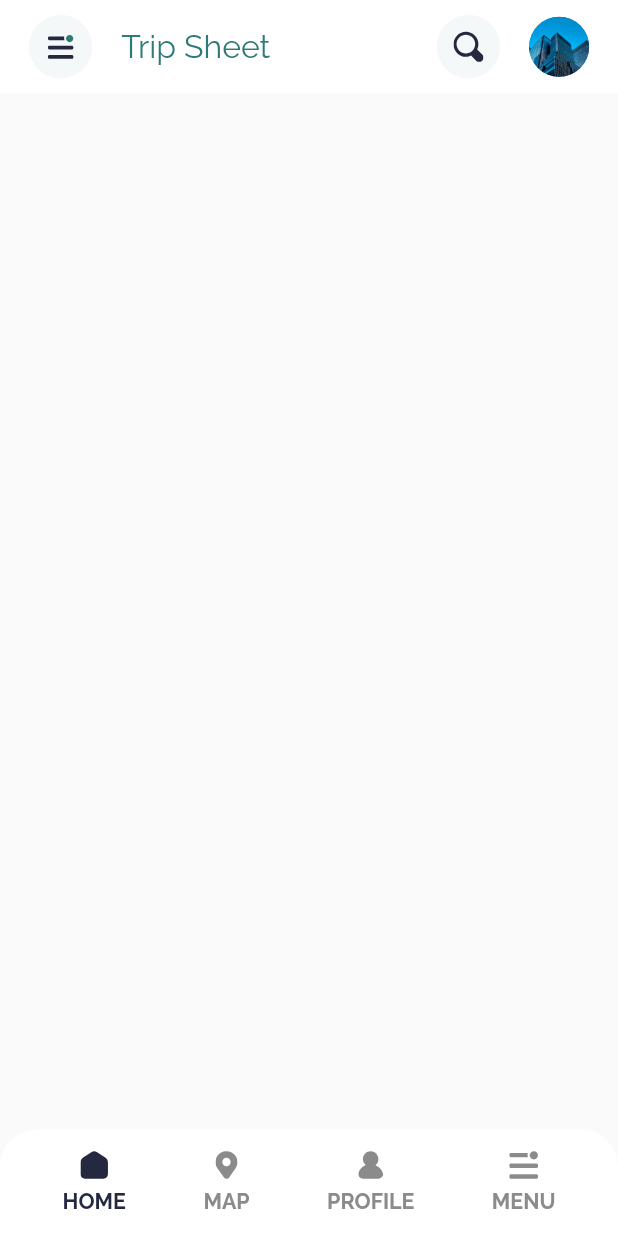
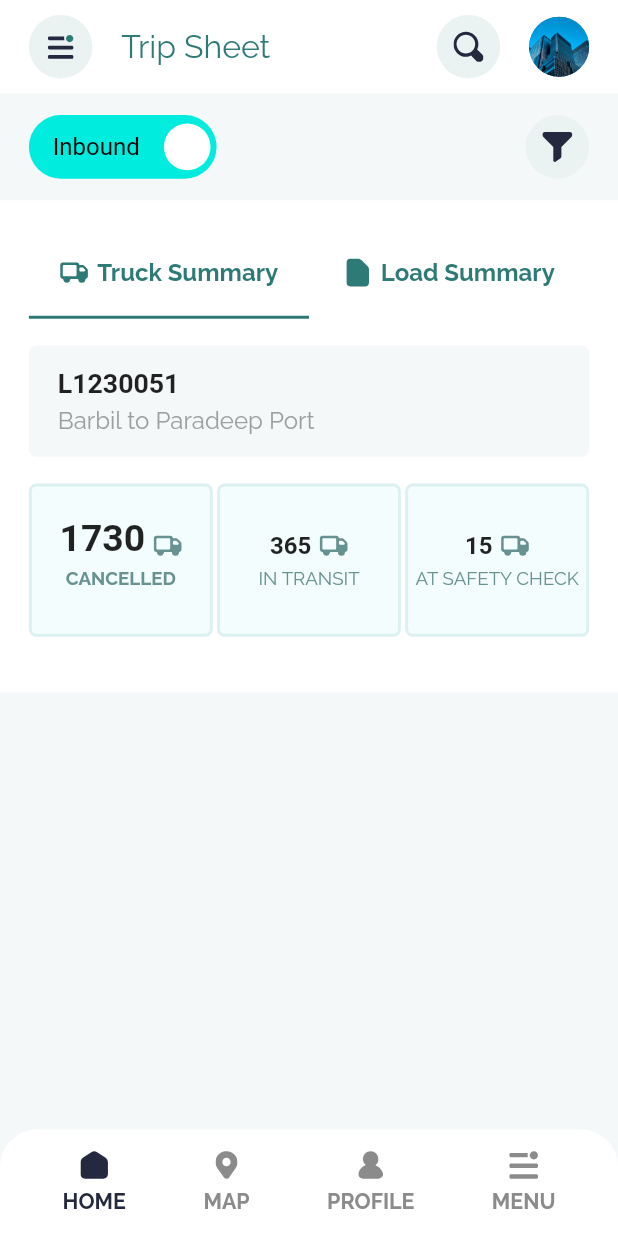
Before and after one commit to TATOS-Technologies/freelance-UI, a Flutter app: the screen it shows after launch, on a phone screen of 412 x 824 dp. Run offline on Flutter 3.47's test engine with Material 2 defaults, Android fonts, the phone set to English and light mode, and no system bars; drawn by our look-alikes of flutter_switch; our stand-ins replace bloc, equatable, flutter_bloc, flutter_screenutil, flutter_svg, go_router and 1 more.

Commit message:
added home gridview

```diff
--- a/lib/config/themes/colors.dart
+++ b/lib/config/themes/colors.dart
@@ -1,8 +1,14 @@
 import 'package:flutter/material.dart';
 
-class AppColor{
+class AppColor {
   static Color primary = const Color(0xff25293F);
   static Color grey = const Color(0xff8B8B8B);
-  static Color softGrey = const Color(0xffF4F8F8);
+  static Color softGrey = const Color(0xffeaf2f2);
   static Color titleBlue = const Color(0xff2D7A76);
+  static Color iconBlue = const Color(0xff689292);
+  static Color homeBGColor = const Color(0xfff4f8f8);
+  static Color homeTileBGColor = const Color(0xfff4fdfd);
+  static Color homeTileBorderColor = const Color(0xffdbf0f0);
+
+  static Color skyblue = const Color(0xff00ECDE);
 }
--- a/lib/constants/asset_path.dart
+++ b/lib/constants/asset_path.dart
@@ -8,6 +8,9 @@ class AssetsPath {
   static const String profileIconSvg = "assets/svg/profile_icon.svg";
   static const String drawerIcon = "assets/svg/drawer_icon.svg";
   static const String searchIcon = "assets/svg/search_icon.svg";
+  static const String filterIconSvg = "assets/svg/filter_icon.svg";
+  static const String truckIconSvg = "assets/svg/truck_icon.svg";
+  static const String docIconSvg = "assets/svg/doc_icon.svg";
 
   //png
   static const String userAvatar = "assets/images/user_avatar.png";
--- a/lib/modules/dashboard/screens/home_screem/home_screen.dart
+++ b/lib/modules/dashboard/screens/home_screem/home_screen.dart
@@ -1,55 +1,71 @@
 import 'package:flutter/material.dart';
 import 'package:flutter_screenutil/flutter_screenutil.dart';
+import 'package:flutter_svg/flutter_svg.dart';
 import 'package:freelance/config/themes/colors.dart';
 import 'package:freelance/constants/asset_path.dart';
-import 'package:freelance/widgets/common_icon_button.dart';
+import 'package:freelance/modules/dashboard/screens/home_screem/widgets/home_appbar.dart';
+import 'package:freelance/modules/dashboard/screens/home_screem/widgets/tab_bar_tile_widget.dart';
+import 'package:freelance/modules/dashboard/screens/home_screem/widgets/tab_bar_widget.dart';
+import 'package:freelance/widgets/common_truck_tile.dart';
 import 'package:google_fonts/google_fonts.dart';
 
-class HomeScreen extends StatelessWidget {
+import 'widgets/home_filter_tile.dart';
+import 'widgets/home_grid_one.dart';
+import 'widgets/port_tile_widget.dart';
+
+class HomeScreen extends StatefulWidget {
   const HomeScreen({super.key});
+
+  @override
+  State<HomeScreen> createState() => _HomeScreenState();
+}
+
+class _HomeScreenState extends State<HomeScreen> with TickerProviderStateMixin {
+  late final TabController tabController;
+
+  @override
+  void initState() {
+    tabController = TabController(length: 2, vsync: this);
+    super.initState();
+  }
 
   @override
   Widget build(BuildContext context) {
     return Scaffold(
+      backgroundColor: AppColor.homeBGColor,
       appBar: PreferredSize(
         preferredSize: Size.fromHeight(70.h),
-        child: Container(
-          decoration: const BoxDecoration(color: Colors.white),
-          child: Row(
+        child: const HomeAppbar(),
+      ),
+      body: SingleChildScrollView(
+        physics: const BouncingScrollPhysics(),
+        child: Column(
           children: [
+            const HomeFilterTile(),
+            Container(
+              color: Colors.white,
+              padding: EdgeInsets.all(20.w),
+              child: Column(
+
+                children: [
+                  TabBarWidget(tabController: tabController),
                   SizedBox(
-                width: 20.w,
+                    height: 20.h,
                   ),
-              Center(
-                child: CommonIconButton(
-                  onTap: () {},
-                  iconPath: AssetsPath.drawerIcon,
+                  const PortTileWidget(),
+                  SizedBox(
+                    height: 20.h,
                   ),
+                  const HomeGridOne(),
+                  SizedBox(
+                    height: 20.h,
                   ),
-              SizedBox(
-                width: 20.w,
-              ),
-              Text(
-                'Trip Sheet',
-                style: GoogleFonts.raleway(
-                  fontSize: 24.sp,
-                  color: AppColor.titleBlue,
-                ),
-              ),
-              const Spacer(),
-              CommonIconButton(onTap: () {}, iconPath: AssetsPath.searchIcon),
-              SizedBox(
-                width: 20.w,
-              ),
-              const CircleAvatar(
-                backgroundImage: AssetImage(AssetsPath.userAvatar),
 
-              ),
-              SizedBox(
-                width: 20.w,
-              ),
+
                 ],
               ),
+            )
+          ],
         ),
       ),
     );
--- /dev/null
+++ b/lib/modules/dashboard/screens/home_screem/widgets/home_appbar.dart
@@ -0,0 +1,55 @@
+
+import 'package:flutter/material.dart';
+import 'package:flutter_screenutil/flutter_screenutil.dart';
+import 'package:freelance/config/themes/colors.dart';
+import 'package:freelance/constants/asset_path.dart';
+import 'package:freelance/widgets/common_icon_button.dart';
+import 'package:google_fonts/google_fonts.dart';
+
+class HomeAppbar extends StatelessWidget {
+  const HomeAppbar({
+    super.key,
+  });
+
+  @override
+  Widget build(BuildContext context) {
+    return Container(
+      decoration: const BoxDecoration(color: Colors.white),
+      child: Row(
+        children: [
+          SizedBox(
+            width: 20.w,
+          ),
+          Center(
+            child: CommonIconButton(
+              onTap: () {},
+              iconPath: AssetsPath.drawerIcon,
+            ),
+          ),
+          SizedBox(
+            width: 20.w,
+          ),
+          Text(
+            'Trip Sheet',
+            style: GoogleFonts.raleway(
+              fontSize: 24.sp,
+              color: AppColor.titleBlue,
+            ),
+          ),
+          const Spacer(),
+          CommonIconButton(onTap: () {}, iconPath: AssetsPath.searchIcon),
+          SizedBox(
+            width: 20.w,
+          ),
+          const CircleAvatar(
+            backgroundImage: AssetImage(AssetsPath.userAvatar),
+
+          ),
+          SizedBox(
+            width: 20.w,
+          ),
+        ],
+      ),
+    );
+  }
+}
--- /dev/null
+++ b/lib/modules/dashboard/screens/home_screem/widgets/home_filter_tile.dart
@@ -0,0 +1,43 @@
+
+import 'package:flutter/material.dart';
+import 'package:flutter_screenutil/flutter_screenutil.dart';
+import 'package:flutter_switch/flutter_switch.dart';
+import 'package:freelance/config/themes/colors.dart';
+import 'package:freelance/constants/asset_path.dart';
+import 'package:freelance/widgets/common_icon_button.dart';
+
+class HomeFilterTile extends StatelessWidget {
+  const HomeFilterTile({
+    super.key,
+  });
+
+  @override
+  Widget build(BuildContext context) {
+    return Padding(
+      padding: EdgeInsets.symmetric(horizontal: 20.w, vertical: 15.w),
+      child: Row(
+        children: [
+          FlutterSwitch(
+            height: 44.w,
+            width: 130.w,
+            value: true,
+            activeColor: AppColor.skyblue,
+
+            activeText: "  Inbound",
+            inactiveText: "  Inbound",
+            valueFontSize: 18.sp,
+            activeTextColor: Colors.black,
+            activeTextFontWeight: FontWeight.w400,
+            toggleSize: 35.r,
+            borderRadius: 40,
+            showOnOff: true,
+            onToggle: (val) {},
+          ),
+          const Spacer(),
+          CommonIconButton(
+              onTap: () {}, iconPath: AssetsPath.filterIconSvg)
+        ],
+      ),
+    );
+  }
+}
--- /dev/null
+++ b/lib/modules/dashboard/screens/home_screem/widgets/home_grid_one.dart
@@ -0,0 +1,45 @@
+import 'package:flutter/material.dart';
+import 'package:flutter_screenutil/flutter_screenutil.dart';
+import 'package:freelance/widgets/common_truck_tile.dart';
+
+class HomeGridOne extends StatelessWidget {
+  const HomeGridOne({
+    super.key,
+  });
+
+  @override
+  Widget build(BuildContext context) {
+    return GridView(
+      gridDelegate: SliverGridDelegateWithFixedCrossAxisCount(
+          crossAxisCount: 3,
+          childAspectRatio: 1.2,
+          crossAxisSpacing: 3.w,
+          mainAxisSpacing: 3.w),
+      shrinkWrap: true,
+      physics: const NeverScrollableScrollPhysics(),
+      children:  [
+        const CommontTruckTile(
+          title: '1730',
+          subTitle: 'CANCELLED',
+        ),
+        CommontTruckTile(
+          title: '365',
+          titleSize: 18.sp,
+          subTitle: 'IN TRANSIT',
+          titleFontWeight: FontWeight.bold,
+          subTitleFontWeight: FontWeight.normal,
+          subTitleSize: 14.sp,
+        ),
+        CommontTruckTile(
+          title: '15',
+          titleSize: 18.sp,
+          subTitle: 'AT SAFETY CHECK',
+          titleFontWeight: FontWeight.bold,
+          subTitleFontWeight: FontWeight.normal,
+          subTitleSize: 14.sp,
+        ),
+
+      ],
+    );
+  }
+}
--- /dev/null
+++ b/lib/modules/dashboard/screens/home_screem/widgets/port_tile_widget.dart
@@ -0,0 +1,37 @@
+
+import 'package:flutter/material.dart';
+import 'package:flutter_screenutil/flutter_screenutil.dart';
+import 'package:freelance/config/themes/colors.dart';
+import 'package:google_fonts/google_fonts.dart';
+
+class PortTileWidget extends StatelessWidget {
+  const PortTileWidget({
+    super.key,
+  });
+
+  @override
+  Widget build(BuildContext context) {
+    return Container(
+      padding: EdgeInsets.symmetric(horizontal: 20.w,vertical: 15.w),
+      width: double.infinity,
+      decoration: BoxDecoration(
+        borderRadius: BorderRadius.circular(5),
+        color: AppColor.homeBGColor
+      ),
+      child: Column(
+        crossAxisAlignment: CrossAxisAlignment.start,
+        children: [
+          Text('L1230051',style: GoogleFonts.roboto(
+            fontSize: 20.sp,
+            fontWeight: FontWeight.bold,
+          ),),
+          SizedBox(height: 6.h,),
+          Text('Barbil to Paradeep Port',style: GoogleFonts.raleway(
+            fontSize: 18.sp,
+            color: Colors.grey,
+          ),)
+        ],
+      ),
+    );
+  }
+}
--- /dev/null
+++ b/lib/modules/dashboard/screens/home_screem/widgets/tab_bar_tile_widget.dart
@@ -0,0 +1,48 @@
+import 'package:flutter/material.dart';
+import 'package:flutter_screenutil/flutter_screenutil.dart';
+import 'package:flutter_svg/flutter_svg.dart';
+import 'package:google_fonts/google_fonts.dart';
+
+import 'package:freelance/config/themes/colors.dart';
+
+class TabBarTileWidget extends StatelessWidget {
+  final String title;
+  final String iconPath;
+  const TabBarTileWidget({
+    Key? key,
+    required this.title,
+    required this.iconPath,
+  }) : super(key: key);
+
+  @override
+  Widget build(BuildContext context) {
+    return Padding(
+      padding: EdgeInsets.only(bottom: 20.w),
+      child: Row(
+        mainAxisAlignment: MainAxisAlignment.center,
+        crossAxisAlignment: CrossAxisAlignment.center,
+        children: [
+          SvgPicture.asset(
+            iconPath,
+            color: AppColor.titleBlue,
+            fit: BoxFit.contain,
+            height: 20.w,
+            width: 20.w,
+          ),
+          SizedBox(
+            width: 6.w,
+          ),
+          Text(
+            title,
+            overflow: TextOverflow.ellipsis,
+            style: GoogleFonts.raleway(
+              fontSize: 18.sp,
+              fontWeight: FontWeight.bold,
+              color: AppColor.titleBlue,
+            ),
+          )
+        ],
+      ),
+    );
+  }
+}
--- /dev/null
+++ b/lib/modules/dashboard/screens/home_screem/widgets/tab_bar_widget.dart
@@ -0,0 +1,43 @@
+import 'package:flutter/material.dart';
+import 'package:flutter_screenutil/flutter_screenutil.dart';
+import 'package:freelance/config/themes/colors.dart';
+import 'package:freelance/constants/asset_path.dart';
+
+import 'tab_bar_tile_widget.dart';
+
+class TabBarWidget extends StatelessWidget {
+  const TabBarWidget({
+    super.key,
+    required this.tabController,
+  });
+
+  final TabController tabController;
+
+  @override
+  Widget build(BuildContext context) {
+    return Column(
+      children: [
+        TabBar(
+          padding: EdgeInsets.only(
+            top: 20.w,
+          ),
+          indicatorColor: AppColor.titleBlue,
+          controller: tabController,
+          labelColor: AppColor.skyblue,
+          tabs:const [
+            TabBarTileWidget(
+              iconPath: AssetsPath.truckIconSvg,
+              title: 'Truck Summary',
+            ),
+            TabBarTileWidget(
+              iconPath: AssetsPath.docIconSvg,
+              title: 'Load Summary',
+            ),
+
+          ],
+        ),
+
+      ],
+    );
+  }
+}
--- /dev/null
+++ b/lib/widgets/common_truck_tile.dart
@@ -0,0 +1,86 @@
+// ignore_for_file: public_member_api_docs, sort_constructors_first
+import 'package:flutter/material.dart';
+import 'package:flutter_screenutil/flutter_screenutil.dart';
+import 'package:flutter_svg/flutter_svg.dart';
+import 'package:google_fonts/google_fonts.dart';
+
+import 'package:freelance/config/themes/colors.dart';
+import 'package:freelance/constants/asset_path.dart';
+
+class CommontTruckTile extends StatelessWidget {
+  final String title;
+  final String subTitle;
+  final FontWeight? titleFontWeight;
+  final FontWeight? subTitleFontWeight;
+  final double? titleSize;
+  final double? subTitleSize;
+  const CommontTruckTile({
+    Key? key,
+    required this.title,
+    required this.subTitle,
+    this.titleFontWeight,
+    this.subTitleFontWeight,
+    this.titleSize,
+    this.subTitleSize,
+  }) : super(key: key);
+
+  @override
+  Widget build(BuildContext context) {
+    return Container(
+      decoration: BoxDecoration(
+          borderRadius: BorderRadius.circular(5),
+          border: Border.all(color: AppColor.homeTileBorderColor, width: 2.w),
+          color: AppColor.homeTileBGColor),
+      child: Column(
+        mainAxisAlignment: MainAxisAlignment.center,
+        crossAxisAlignment: CrossAxisAlignment.center,
+        mainAxisSize: MainAxisSize.max,
+        children: [
+          Flexible(
+            fit: FlexFit.tight,
+            flex: 1,
+            child: Row(
+              crossAxisAlignment: CrossAxisAlignment.end,
+              mainAxisAlignment: MainAxisAlignment.center,
+              children: [
+                Text(
+                  title,
+                  style: GoogleFonts.roboto(
+                    fontSize: titleSize ?? 28.sp,
+                    fontWeight: titleFontWeight ?? FontWeight.bold,
+                  ),
+                ),
+                SizedBox(
+                  width: 6.h,
+                ),
+                SvgPicture.asset(
+                  AssetsPath.truckIconSvg,
+                  color: AppColor.iconBlue,
+                  fit: BoxFit.contain,
+                  height: 20.w,
+                  width: 20.w,
+                ),
+              ],
+            ),
+          ),
+          Flexible(
+            fit: FlexFit.tight,
+            flex: 1,
+            child: Padding(
+              padding:  EdgeInsets.only(top: 5.w),
+              child: Text(
+                subTitle,
+                textAlign: TextAlign.center,
+                style: GoogleFonts.raleway(
+                  fontSize: subTitleSize ?? 14.sp,
+                  fontWeight: subTitleFontWeight ?? FontWeight.bold,
+                  color: AppColor.iconBlue,
+                ),
+              ),
+            ),
+          )
+        ],
+      ),
+    );
+  }
+}
--- a/pubspec.yaml
+++ b/pubspec.yaml
@@ -14,6 +14,7 @@ dependencies:
   flutter_bloc: ^8.1.1
   flutter_screenutil: ^5.6.0
   flutter_svg: ^1.1.6
+  flutter_switch: ^0.3.2
   go_router: ^6.0.1
   google_fonts: ^3.0.1
 
```
Also changed, not shown: assets/svg/doc_icon.svg (added), assets/svg/filter_icon.svg (added), assets/svg/truck_icon.svg (added), pubspec.lock. Lines whose indentation alone changed are shown as unchanged.
